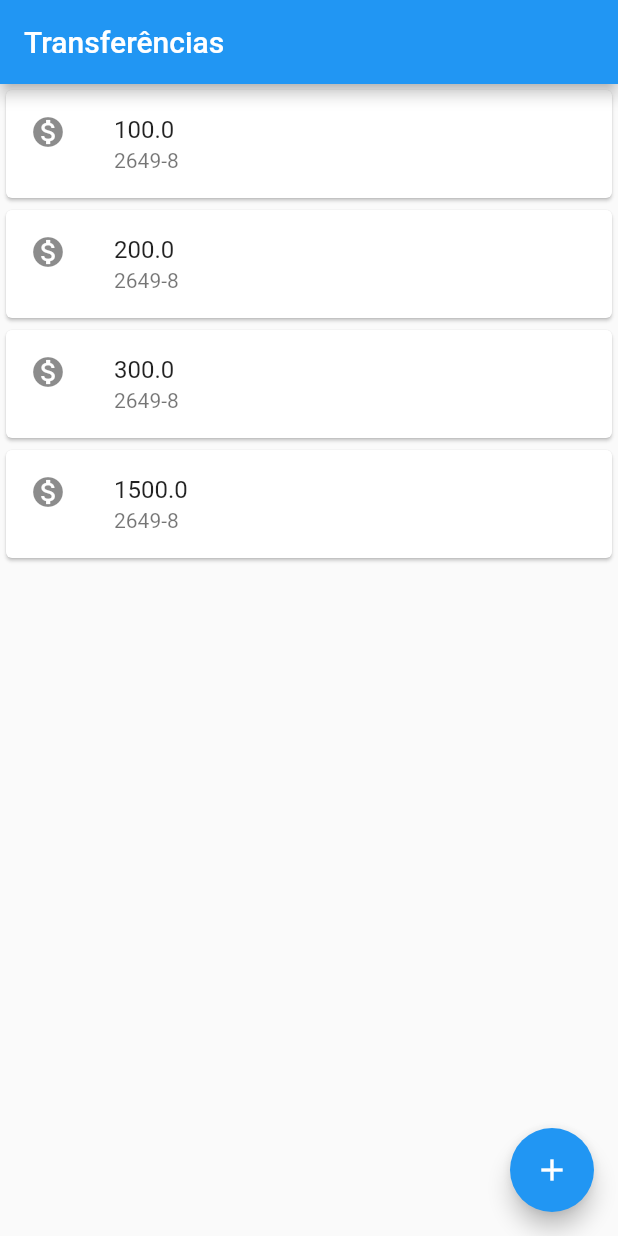
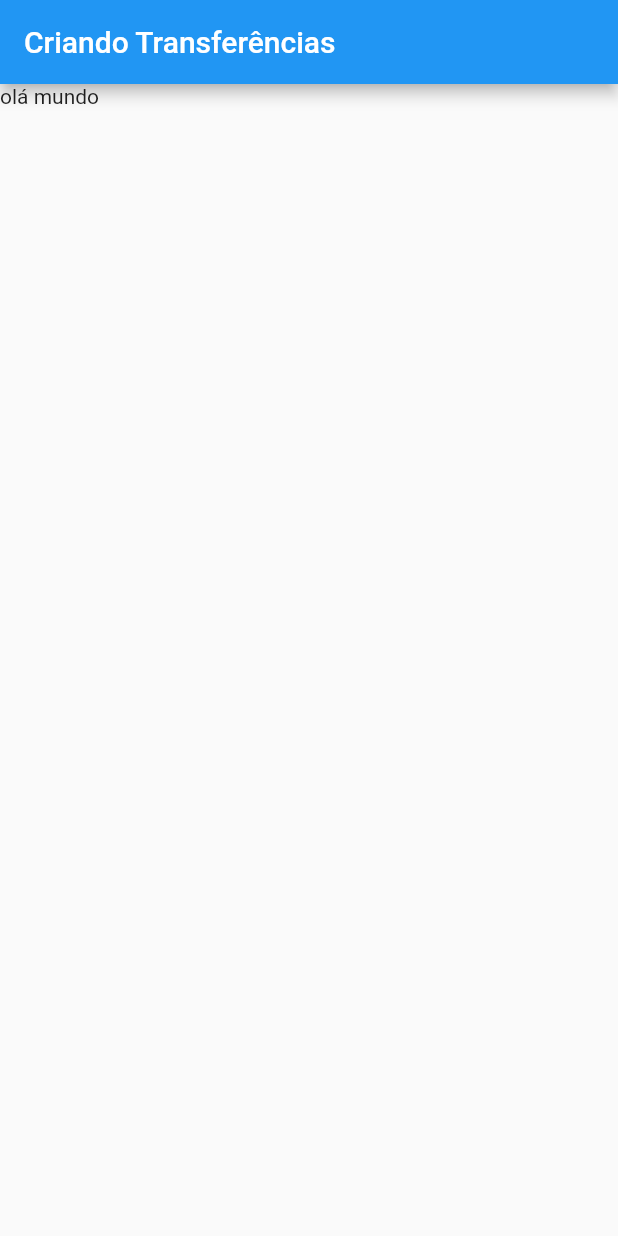
Before and after one commit to GuiPiovezan/bytebank, a Flutter app: the screen it shows after launch, on a phone screen of 412 x 824 dp. Run offline on Flutter 3.47's test engine with Material 2 defaults, Android fonts, the phone set to English and light mode, and no system bars.

Commit message:
Refatorando código para criação de uma classe que representa o BytebankApp além de dar início ao desenvolvimento da tela de criando transferência

```diff
--- a/lib/main.dart
+++ b/lib/main.dart
@@ -2,18 +2,34 @@ import 'package:flutter/cupertino.dart';
 import 'package:flutter/material.dart';
 
 void main() {
-  runApp(MaterialApp(
+  runApp(const BytebankApp());
+}
+
+class BytebankApp extends StatelessWidget {
+  const BytebankApp({Key? key}) : super(key: key);
+
+  @override
+  Widget build(BuildContext context) {
+    return const MaterialApp(
       home: Scaffold(
-      body: const ListaTransferencias(),
+        body: FormularioTransferencia(),
+      ),
+    );
+  }
+}
+
+class FormularioTransferencia extends StatelessWidget {
+  const FormularioTransferencia({Key? key}) : super(key: key);
+
+  @override
+  Widget build(BuildContext context) {
+    return Scaffold(
       appBar: AppBar(
-        title: const Text("Transferências"),
+        title: const Text("Criando Transferências"),
       ),
-      floatingActionButton: const FloatingActionButton(
-        child: Icon(Icons.add),
-        onPressed: null,
-      ),
-    ),
-  ));
+      body: Text("olá mundo"),
+    );
+  }
 }
 
 class ListaTransferencias extends StatelessWidget {
@@ -21,19 +37,27 @@ class ListaTransferencias extends StatelessWidget {
 
   @override
   Widget build(BuildContext context) {
-    return Column(
+    return Scaffold(
+      appBar: AppBar(
+        title: const Text("Transferências"),
+      ),
+      body: Column(
         children: [
           ItemTransferencias(Transferencias(100, "2649-8")),
           ItemTransferencias(Transferencias(200, "2649-8")),
           ItemTransferencias(Transferencias(300, "2649-8")),
           ItemTransferencias(Transferencias(1500.0, "2649-8")),
         ],
+      ),
+      floatingActionButton: const FloatingActionButton(
+        child: Icon(Icons.add),
+        onPressed: null,
+      ),
     );
   }
 }
 
 class ItemTransferencias extends StatelessWidget {
-
   final Transferencias _transferencias;
 
   ItemTransferencias(this._transferencias);
```
Lines whose indentation alone changed are shown as unchanged.
